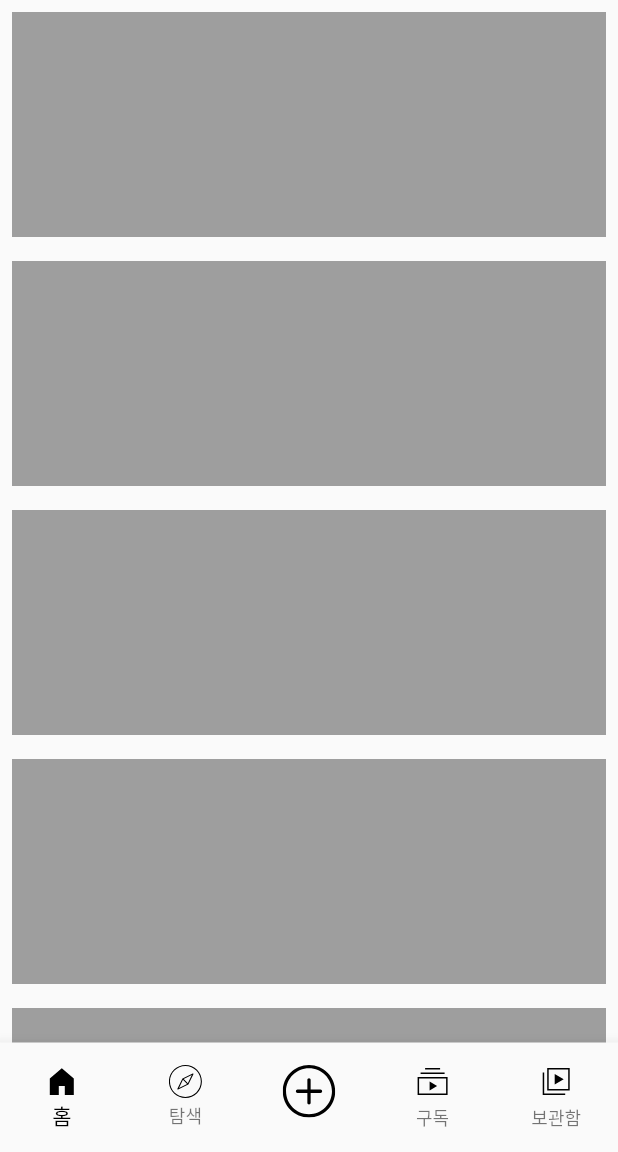
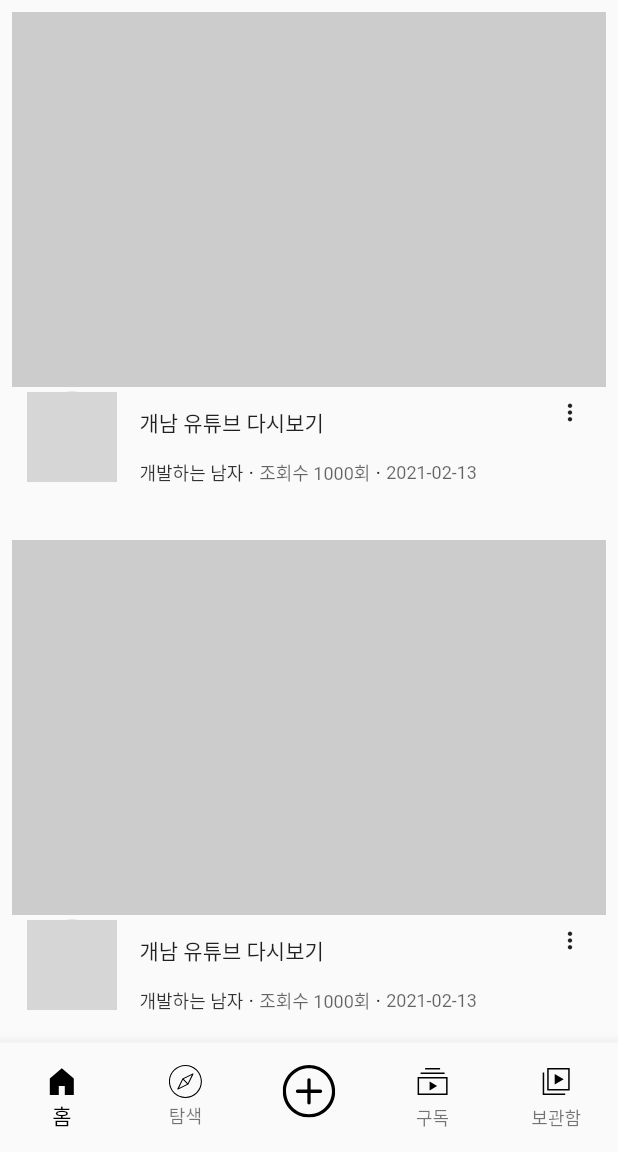
Before and after one commit to mugon-dev/flutter-youtube_clone, a Flutter app: the screen it shows after launch, on a phone screen of 412 x 824 dp, the part 84-1236 px from its top. Run offline on Flutter 3.47's test engine with Material 2 defaults, Android fonts, the phone set to English and light mode, and no system bars; our stand-ins replace flutter_svg, get; network calls fail; grey boxes are pictures that could not be loaded.

Commit message:
메인 페이지 슬라이더 위젯, route 연결

```diff
--- a/lib/main.dart
+++ b/lib/main.dart
@@ -2,6 +2,7 @@ import 'package:flutter/material.dart';
 import 'package:get/get.dart';
 import 'package:youtube_clone/src/app.dart';
 import 'package:youtube_clone/src/binding/init_binding.dart';
+import 'package:youtube_clone/src/components/youtube_detail.dart';
 
 void main() {
   runApp(MyApp());
@@ -24,6 +25,7 @@ class MyApp extends StatelessWidget {
       initialRoute: '/',
       getPages: [
         GetPage(name: '/', page: () => App()),
+        GetPage(name: '/detail/:videoId', page: () => YoutubeDetail()),
       ],
     );
   }
--- /dev/null
+++ b/lib/src/components/video_widget.dart
@@ -0,0 +1,94 @@
+import 'package:flutter/material.dart';
+
+class VideoWidget extends StatelessWidget {
+  const VideoWidget({Key? key}) : super(key: key);
+
+  @override
+  Widget build(BuildContext context) {
+    return Container(
+      child: Column(
+        children: [
+          _thumbnail(),
+          _simpleDetailInfo(),
+        ],
+      ),
+    );
+  }
+
+  Widget _simpleDetailInfo() {
+    return Container(
+      padding: const EdgeInsets.only(left: 10, bottom: 20),
+      child: Row(
+        children: [
+          CircleAvatar(
+            // 사이즈 조
+            radius: 30,
+            backgroundColor: Colors.grey.withOpacity(0.5),
+            backgroundImage: Image.network(
+                    "https://yt3.ggpht.com/ytc/AAUvwniU0ZOGv47lDdGSQ8H004fQgwOAJRlobuCvXwNl=s48-c-k-c0x00ffffff-no-rj")
+                .image,
+          ),
+          SizedBox(width: 15),
+          Expanded(
+            child: Column(
+              children: [
+                Row(
+                  mainAxisAlignment: MainAxisAlignment.spaceBetween,
+                  children: [
+                    // 여러 줄 처리 expanded로 감싸고 maxline
+                    Expanded(
+                      child: Text(
+                        "개남 유튜브 다시보기",
+                        maxLines: 2,
+                      ),
+                    ),
+                    IconButton(
+                      // 가운데 정
+                      alignment: Alignment.topCenter,
+                      onPressed: () {},
+                      icon: Icon(Icons.more_vert, size: 18),
+                    ),
+                  ],
+                ),
+                Row(
+                  children: [
+                    Text(
+                      "개발하는 남자",
+                      style: TextStyle(
+                        fontSize: 12,
+                        color: Colors.black.withOpacity(0.8),
+                      ),
+                    ),
+                    Text(" · "),
+                    Text(
+                      "조회수 1000회",
+                      style: TextStyle(
+                        fontSize: 12,
+                        color: Colors.black.withOpacity(0.6),
+                      ),
+                    ),
+                    Text(" · "),
+                    Text(
+                      "2021-02-13",
+                      style: TextStyle(
+                        fontSize: 12,
+                        color: Colors.black.withOpacity(0.6),
+                      ),
+                    )
+                  ],
+                ),
+              ],
+            ),
+          ),
+        ],
+      ),
+    );
+  }
+
+  Widget _thumbnail() {
+    return Container(
+      height: 250,
+      color: Colors.grey.withOpacity(0.5),
+    );
+  }
+}
--- /dev/null
+++ b/lib/src/components/youtube_detail.dart
@@ -0,0 +1,17 @@
+import 'package:flutter/material.dart';
+import 'package:get/get.dart';
+
+class YoutubeDetail extends StatelessWidget {
+  const YoutubeDetail({Key? key}) : super(key: key);
+
+  @override
+  Widget build(BuildContext context) {
+    return Container(
+      child: Center(
+        child: Text(
+          Get.parameters['videoId'].toString(),
+        ),
+      ),
+    );
+  }
+}
--- a/lib/src/pages/home.dart
+++ b/lib/src/pages/home.dart
@@ -1,5 +1,7 @@
 import 'package:flutter/material.dart';
+import 'package:get/get.dart';
 import 'package:youtube_clone/src/components/custom_appbar.dart';
+import 'package:youtube_clone/src/components/video_widget.dart';
 
 class Home extends StatelessWidget {
   const Home({Key? key}) : super(key: key);
@@ -20,9 +22,12 @@ class Home extends StatelessWidget {
               (context, index) {
                 return Padding(
                   padding: const EdgeInsets.all(8.0),
-                  child: Container(
-                    height: 150,
-                    color: Colors.grey,
+                  child: GestureDetector(
+                    child: VideoWidget(),
+                    onTap: () {
+                      //page route
+                      Get.toNamed("/detail/239587");
+                    },
                   ),
                 );
               },
```
